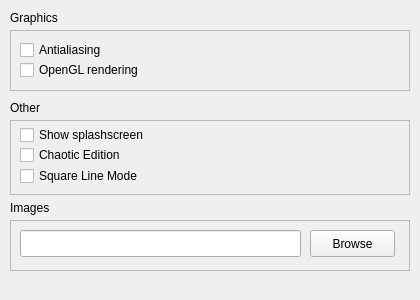
Above: qrgui/dialogs/preferencesPages/miscellaniousPage.ui from qreal/qreal before the change. Below: the same form after it.
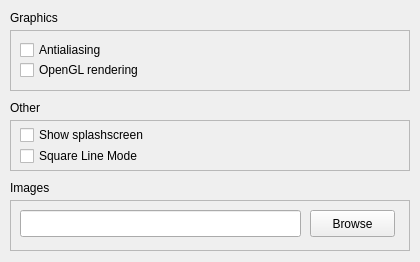
That is the form after the change.

Commit message: removed Features tab from settings window, removed Chaotic Edition checkbox, removed unused debugger settings

Patch:
```diff
--- a/qrgui/dialogs/preferencesPages/miscellaniousPage.ui
+++ b/qrgui/dialogs/preferencesPages/miscellaniousPage.ui
@@ -7,14 +7,14 @@
     <x>0</x>
     <y>0</y>
     <width>420</width>
-    <height>300</height>
+    <height>262</height>
    </rect>
   </property>
   <widget class="QFrame" name="frame_5">
    <property name="geometry">
     <rect>
      <x>10</x>
-     <y>220</y>
+     <y>200</y>
      <width>400</width>
      <height>51</height>
     </rect>
@@ -53,7 +53,7 @@
    <property name="geometry">
     <rect>
      <x>10</x>
-     <y>200</y>
+     <y>180</y>
      <width>151</width>
      <height>16</height>
     </rect>
@@ -68,7 +68,7 @@
      <x>10</x>
      <y>120</y>
      <width>400</width>
-     <height>75</height>
+     <height>51</height>
     </rect>
    </property>
    <property name="frameShape">
@@ -90,24 +90,11 @@
      <string>Show splashscreen</string>
     </property>
    </widget>
-   <widget class="QCheckBox" name="chaoticEditionCheckBox">
-    <property name="geometry">
-     <rect>
-      <x>10</x>
-      <y>25</y>
-      <width>380</width>
-      <height>20</height>
-     </rect>
-    </property>
-    <property name="text">
-     <string>Chaotic Edition</string>
-    </property>
-   </widget>
    <widget class="QCheckBox" name="squareLineModeCheckBox">
     <property name="geometry">
      <rect>
       <x>10</x>
-      <y>45</y>
+      <y>25</y>
       <width>381</width>
       <height>22</height>
      </rect>
```
The commit also changes 4 other files.
